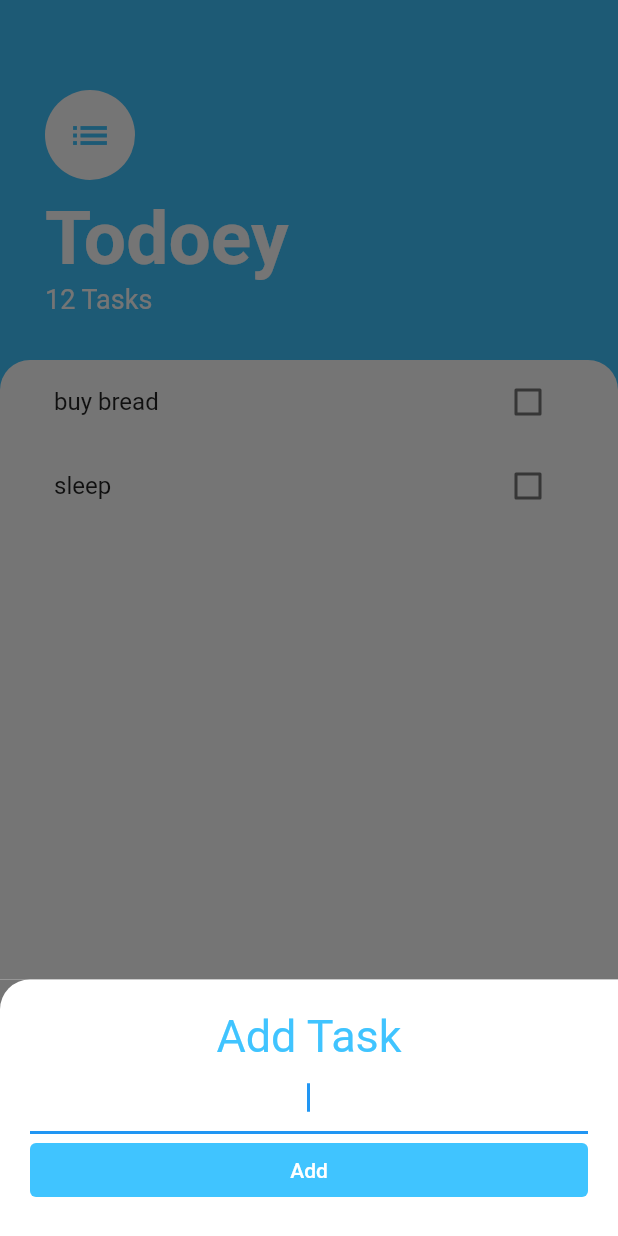
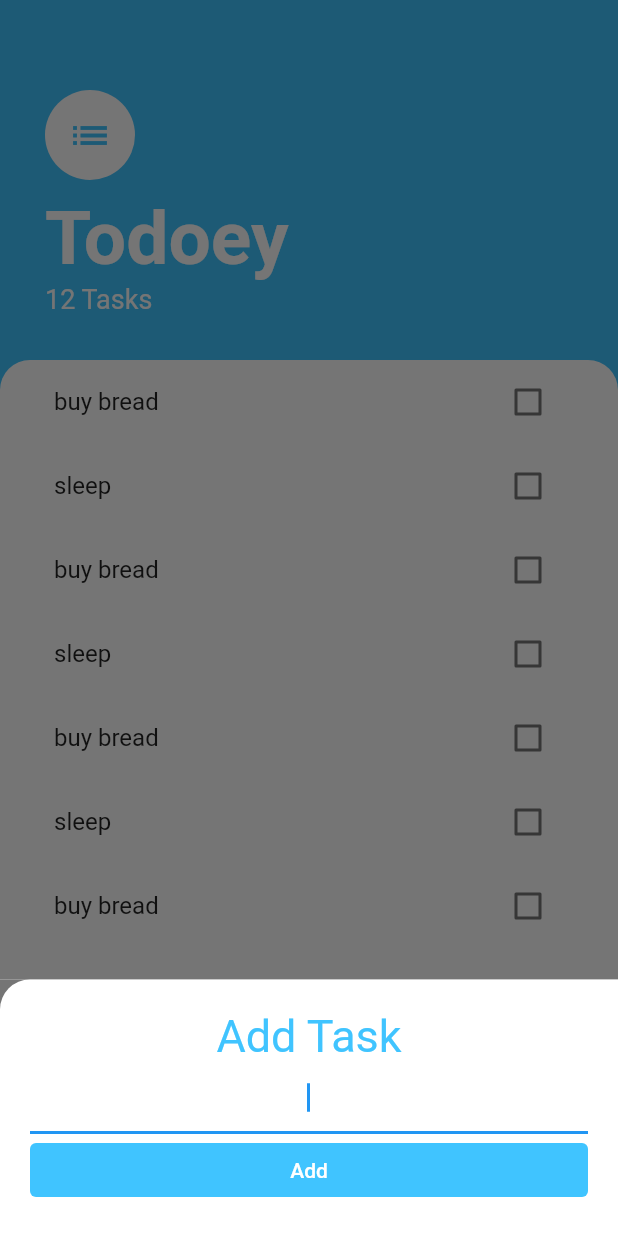
Before and after one commit to eloketobe/todoey, a Flutter app: the screen it shows after launch, after a tap on the "add" icon, on a phone screen of 412 x 824 dp. Run offline on Flutter 3.47's test engine with Material 2 defaults, Android fonts, the phone set to English and light mode, and no system bars.

Commit message:
update task with add task screen

```diff
--- a/lib/modules/tasks.dart
+++ b/lib/models/tasks.dart
@@ -1,10 +1,5 @@
-import 'package:flutter/cupertino.dart';
-
 class Task {
   final String name;
   bool isDone;
   Task({required this.name, this.isDone = false});
-  void toggleDone() {
-    isDone = !isDone;
-  }
 }
--- a/lib/screens/add_task_screen.dart
+++ b/lib/screens/add_task_screen.dart
@@ -1,8 +1,12 @@
 import 'package:flutter/material.dart';
 
 class AddTaskScreen extends StatelessWidget {
+  final Function addNewTaskTitle;
+  AddTaskScreen(this.addNewTaskTitle);
+
   @override
   Widget build(BuildContext context) {
+    String? newTask;
     return SingleChildScrollView(
       padding:
           EdgeInsets.only(bottom: MediaQuery.of(context).viewInsets.bottom),
@@ -22,14 +26,22 @@ class AddTaskScreen extends StatelessWidget {
               TextField(
                 autofocus: true,
                 textAlign: TextAlign.center,
+                onChanged: (newTaskTitle) {
+                  newTask = newTaskTitle;
+                },
               ),
               SizedBox(
                 width: double.infinity,
                 child: TextButton(
-                  onPressed: () {},
-                  child: Text('Add'),
+                  onPressed: () {
+                    addNewTaskTitle(newTask);
+                    Navigator.pop(context);
+                  },
+                  child: Text(
+                    'Add',
+                    style: TextStyle(color: Colors.white),
+                  ),
                   style: TextButton.styleFrom(
-                      primary: Colors.white,
                       backgroundColor: Colors.lightBlueAccent),
                 ),
               )
--- a/lib/screens/task_screen.dart
+++ b/lib/screens/task_screen.dart
@@ -2,8 +2,24 @@ import 'package:flutter/cupertino.dart';
 import 'package:flutter/material.dart';
 import 'package:todoey_flutter/widgets/task_list.dart';
 import 'add_task_screen.dart';
+import 'package:todoey_flutter/models/tasks.dart';
 
-class TasksScreen extends StatelessWidget {
+class TasksScreen extends StatefulWidget {
+  @override
+  _TasksScreenState createState() => _TasksScreenState();
+}
+
+class _TasksScreenState extends State<TasksScreen> {
+  List<Task> tasks = [
+    Task(name: 'buy bread'),
+    Task(name: 'sleep'),
+    Task(name: 'buy bread'),
+    Task(name: 'sleep'),
+    Task(name: 'buy bread'),
+    Task(name: 'sleep'),
+    Task(name: 'buy bread'),
+  ];
+
   @override
   Widget build(BuildContext context) {
     return Scaffold(
@@ -13,7 +29,11 @@ class TasksScreen extends StatelessWidget {
           showModalBottomSheet(
             isScrollControlled: true,
             context: context,
-            builder: (BuildContext context) => AddTaskScreen(),
+            builder: (BuildContext context) => AddTaskScreen((newTask) {
+              setState(() {
+                tasks.add(Task(name: newTask));
+              });
+            }),
           );
         },
         backgroundColor: Colors.lightBlueAccent,
@@ -64,7 +84,7 @@ class TasksScreen extends StatelessWidget {
                   topLeft: Radius.circular(20),
                 ),
               ),
-              child: TaskList(),
+              child: TaskList(tasks),
             ),
           )
         ],
--- a/lib/widgets/task_list.dart
+++ b/lib/widgets/task_list.dart
@@ -1,25 +1,32 @@
 import 'package:flutter/material.dart';
 import 'task_tile.dart';
-import 'package:todoey_flutter/modules/tasks.dart';
+import 'package:todoey_flutter/models/tasks.dart';
 
 class TaskList extends StatefulWidget {
+  final List<Task> tasks;
+  TaskList(this.tasks);
   @override
   _TaskListState createState() => _TaskListState();
 }
 
 class _TaskListState extends State<TaskList> {
-  List<Task> tasks = [
-    Task(name: 'buy bread'),
-    Task(name: 'sleep'),
-  ];
   @override
   Widget build(BuildContext context) {
     return ListView.builder(
       itemBuilder: (context, index) {
         return TaskTile(
-            taskTitle: tasks[index].name, isChecked: tasks[index].isDone);
+          taskTitle: widget.tasks[index].name,
+          isChecked: widget.tasks[index].isDone,
+          checkBoxCallBack: (bool? checkBoxState) {
+            if (checkBoxState != null) {
+              setState(() {
+                widget.tasks[index].isDone = checkBoxState;
+              });
+            }
+          },
+        );
       },
-      itemCount: tasks.length,
+      itemCount: widget.tasks.length,
     );
   }
 }
--- a/lib/widgets/task_tile.dart
+++ b/lib/widgets/task_tile.dart
@@ -1,10 +1,14 @@
 import 'package:flutter/material.dart';
 
 class TaskTile extends StatelessWidget {
-  TaskTile({required this.taskTitle, required this.isChecked});
-  @override
+  TaskTile(
+      {required this.taskTitle,
+      required this.isChecked,
+      required this.checkBoxCallBack});
+
   final bool isChecked;
   final String taskTitle;
+  final Function(bool?)? checkBoxCallBack;
   @override
   Widget build(BuildContext context) {
     return ListTile(
@@ -13,7 +17,7 @@ class TaskTile extends StatelessWidget {
           style: TextStyle(
               decoration: isChecked ? TextDecoration.lineThrough : null),
         ),
-        trailing: Checkbox(value: isChecked, onChanged: (newValue) {}));
+        trailing: Checkbox(value: isChecked, onChanged: checkBoxCallBack));
   }
 }
 // (bool? checkBoxState) {
```
